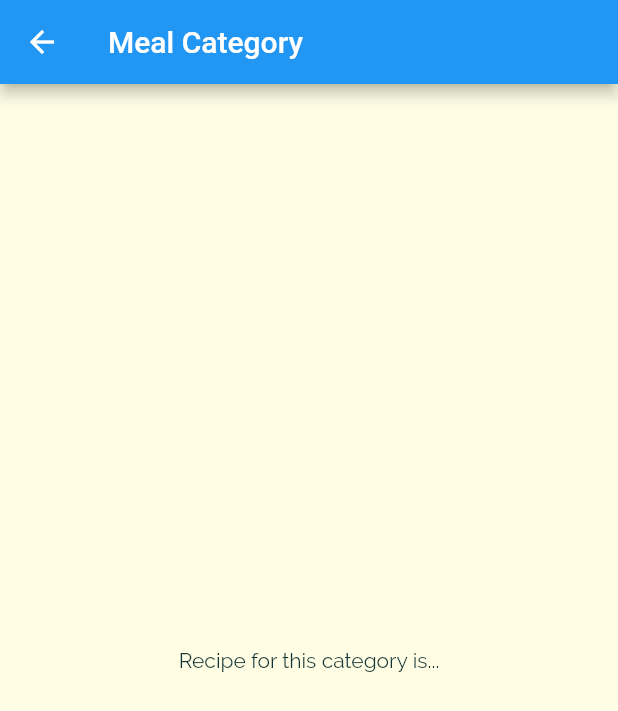
After one commit to akshaymargale/MyRecipes, a Flutter app: the screen it shows after launch, after a tap on "Italian", on a phone screen of 412 x 824 dp. The commit adds this screen. Shown: the top 711 px of the screen. Run offline on Flutter 3.47's test engine with Material 2 defaults, Android fonts, the phone set to English and light mode, and no system bars.

Commit message:
added single category screen and attached it with main screen

```diff
--- a/my_recipes/lib/category_item.dart
+++ b/my_recipes/lib/category_item.dart
@@ -1,6 +1,6 @@
-import 'dart:ui';
+import 'package:flutter/material.dart';
 
-import 'package:flutter/material.dart';
+import './single_category_screen.dart';
 
 class CategoryItem extends StatelessWidget {
   final String title;
@@ -9,9 +9,20 @@ class CategoryItem extends StatelessWidget {
     this.title,
     this.color,
   );
+
+  void selectCategory(BuildContext ctx) {
+    Navigator.of(ctx).push(MaterialPageRoute(builder: (_) {
+      return SingleCategoryScreen();
+    }));
+  }
+
   @override
   Widget build(BuildContext context) {
-    return Container(
+    return InkWell(
+      onTap: () => selectCategory(context),
+      splashColor: Theme.of(context).primaryColor,
+      borderRadius: BorderRadius.circular(10),
+      child: Container(
         margin: EdgeInsets.all(10),
         padding: EdgeInsets.all(15),
         child: Text(
@@ -25,6 +36,7 @@ class CategoryItem extends StatelessWidget {
               end: Alignment.bottomRight,
             ),
             borderRadius: BorderRadius.circular(10)),
+      ),
     );
   }
 }
--- /dev/null
+++ b/my_recipes/lib/single_category_screen.dart
@@ -0,0 +1,15 @@
+import 'package:flutter/material.dart';
+
+class SingleCategoryScreen extends StatelessWidget {
+  @override
+  Widget build(BuildContext context) {
+    return Scaffold(
+      appBar: AppBar(
+        title: Text("Meal Category"),
+      ),
+      body: Center(
+        child: Text("Recipe for this category is..."),
+      ),
+    );
+  }
+}
```
Lines whose indentation alone changed are shown as unchanged.
